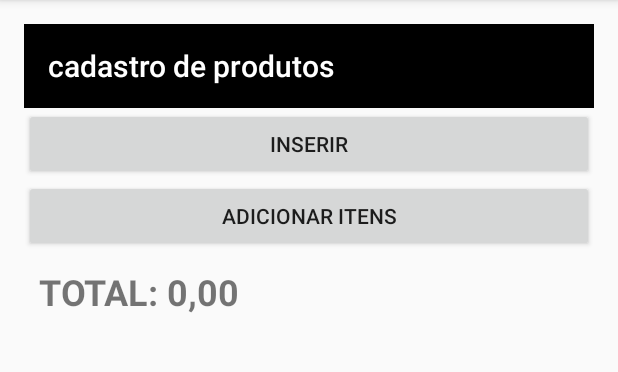
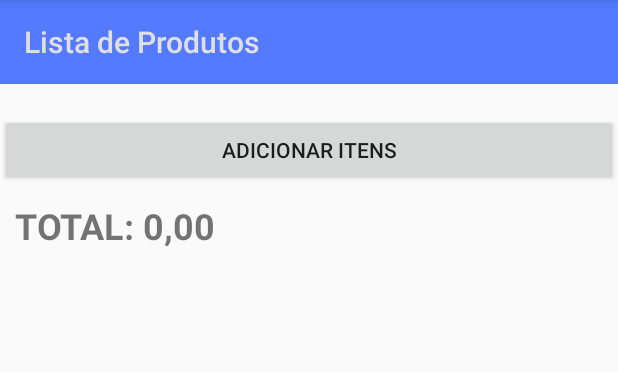
Before and after one commit to Otto-Samuel/app_lista_de_compras, an Android app built with Jetpack Compose: the screen it shows after launch (MainActivity), on a phone screen of 412 x 824 dp, the part 84-456 px from its top. Run offline under Robolectric (Android 15) with nearby library versions, the phone set to English and light mode, and no system bars.

Commit message:
adicionando navegacao entre telas

```diff
--- a/app/src/main/AndroidManifest.xml
+++ b/app/src/main/AndroidManifest.xml
@@ -18,7 +18,7 @@
             android:name=".MainActivity"
             android:exported="true"
             android:label="@string/app_name"
-            android:theme="@style/Theme.AppCompat.DayNight">
+            android:theme="@style/Theme.AppCompat.Light">
             <intent-filter>
                 <action android:name="android.intent.action.MAIN" />
                 <category android:name="android.intent.category.LAUNCHER" />
@@ -26,9 +26,11 @@
         </activity>
 
         <!-- CadastroActivity: Activity para adicionar produto -->
+
         <activity
             android:name=".CadastroActivity"
-            android:exported="true">
+            android:exported="true"
+            android:theme="@style/Theme.AppCompat.Light">
             <!-- Meta-data removido, a menos que seja necessário para a navegação hierárquica -->
         </activity>
 
--- a/app/src/main/java/livrokotlin/com/listadecompras/MainActivity.kt
+++ b/app/src/main/java/livrokotlin/com/listadecompras/MainActivity.kt
@@ -1,6 +1,8 @@
 package livrokotlin.com.listadecompras
 
 import android.app.Activity
+import android.content.Intent
+import android.net.Uri
 import android.os.Bundle
 import android.view.View
 import android.widget.AdapterView
@@ -16,9 +18,9 @@ class MainActivity : AppCompatActivity() {
         setContentView(R.layout.layout)
 
         // Referências aos componentes do layout
-        val txt_produto = findViewById<EditText>(R.id.txt_produto)
+        //val txt_produto = findViewById<EditText>(R.id.txt_produto)
         val list_view_produtos = findViewById<ListView>(R.id.list_view)
-        val btn_inserir = findViewById<Button>(R.id.btn_inserir)
+        val btn_adicionar = findViewById<Button>(R.id.btn_adicionar)
 
         // Criando o ArrayAdapter para a ListView
         val produtosAdapter = ArrayAdapter<String>(
@@ -37,5 +39,12 @@ class MainActivity : AppCompatActivity() {
             true
         }
 
+        btn_adicionar.setOnClickListener{
+            val intent = Intent(this, CadastroActivity::class.java)
+            startActivity(intent)
+        }
+
+
+
     }
 }
--- a/app/src/main/res/layout/layout.xml
+++ b/app/src/main/res/layout/layout.xml
@@ -4,21 +4,16 @@
     android:layout_width="match_parent"
     android:layout_height="match_parent"
     android:orientation="vertical"
-    android:padding="16dp">
+   >
 
     <Toolbar
         android:layout_width="match_parent"
         android:layout_height="wrap_content"
-        android:background="@color/black"
-        android:title="cadastro de produtos"
-        android:titleTextColor="@color/white"
+        android:background="#537AFF"
+        android:title="Lista de Produtos"
+        android:titleTextColor="#DFDFDF"
+        android:layout_marginBottom="20dp"
         />
-
-    <Button
-        android:layout_width="match_parent"
-        android:layout_height="wrap_content"
-        android:text="inserir"
-        android:id="@+id/btn_inserir" />
 
     <Button
         android:layout_width="match_parent"
```
